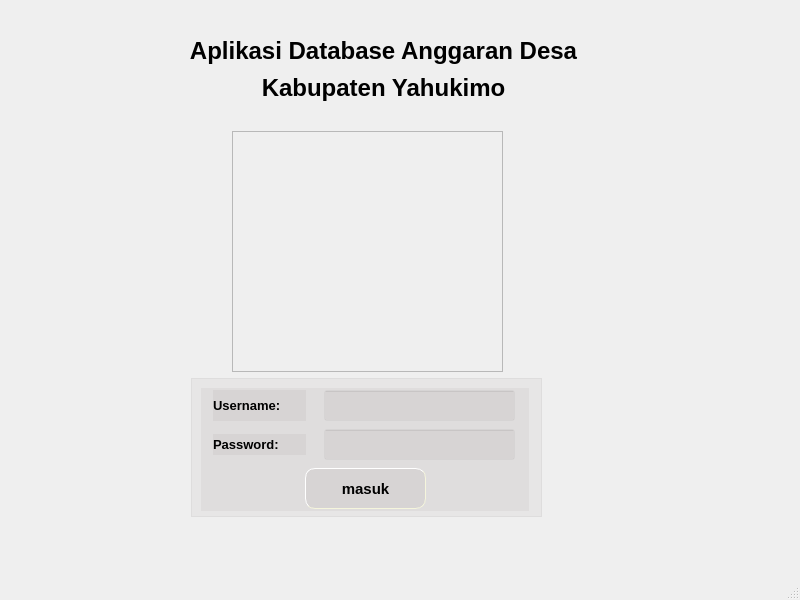
Before: the Qt Designer form mainwindow.ui in nzf210/pmk_project, drawn with Qt 5.
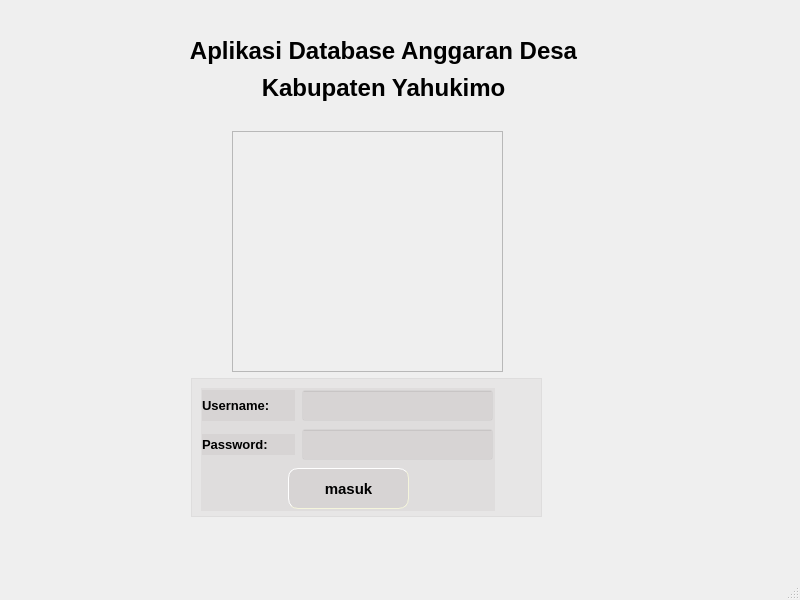
After: the same form once the commit is applied. Icons and pictures are not drawn.

```diff
--- a/mainwindow.ui
+++ b/mainwindow.ui
@@ -86,7 +86,7 @@
       <rect>
        <x>10</x>
        <y>10</y>
-       <width>328</width>
+       <width>294</width>
        <height>123</height>
       </rect>
      </property>
@@ -110,7 +110,6 @@
           <property name="font">
            <font>
             <pointsize>10</pointsize>
-            <weight>75</weight>
             <bold>true</bold>
            </font>
           </property>
@@ -159,7 +158,6 @@
           <property name="font">
            <font>
             <pointsize>10</pointsize>
-            <weight>75</weight>
             <bold>true</bold>
            </font>
           </property>
```
Left out of the diff: 4 changed lines with no effect on the pictures.
